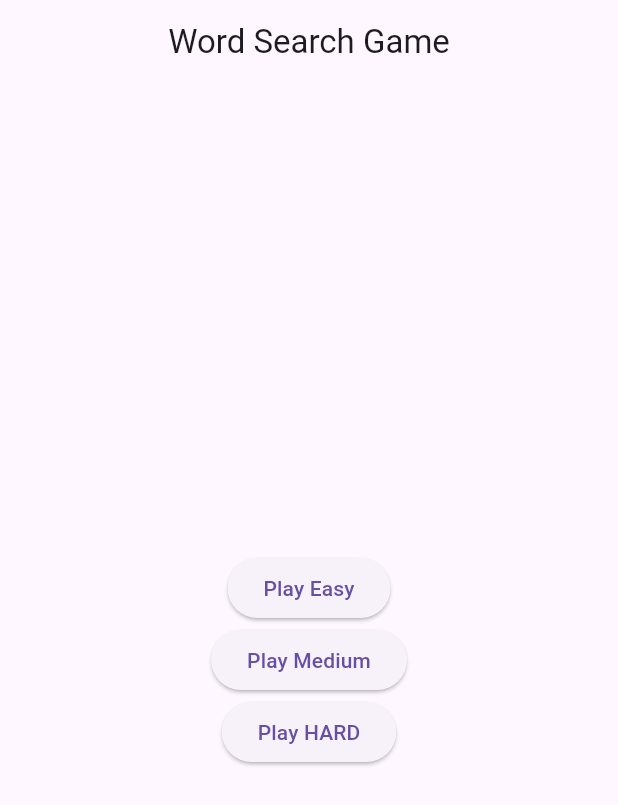
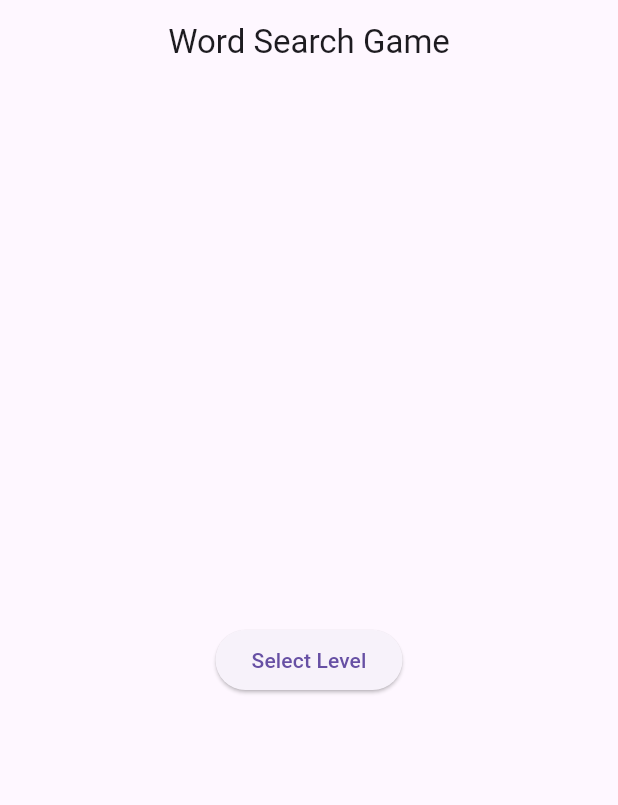
Before and after one commit to rupeshthakur-coder/word_search_game, a Flutter app: the screen it shows after launch, on a phone screen of 412 x 824 dp. Shown: the top 805 px of the screen. Run offline on Flutter 3.47's test engine with Material 3 defaults, Android fonts, the phone set to English and light mode, and no system bars; our stand-ins replace bloc, equatable, flutter_bloc.

```diff
--- /dev/null
+++ b/lib/grid_view/cubit/grid_view_cubit.dart
@@ -0,0 +1,28 @@
+import 'package:equatable/equatable.dart';
+
+class WordSearchState extends Equatable {
+  final List<int> selectedIndices;
+  final Set<int> correctIndices;
+  final Set<List<int>> correctWords;
+
+  WordSearchState({
+    this.selectedIndices = const [],
+    this.correctIndices = const {},
+    this.correctWords = const {},
+  });
+
+  WordSearchState copyWith({
+    List<int>? selectedIndices,
+    Set<int>? correctIndices,
+    Set<List<int>>? correctWords,
+  }) {
+    return WordSearchState(
+      selectedIndices: selectedIndices ?? this.selectedIndices,
+      correctIndices: correctIndices ?? this.correctIndices,
+      correctWords: correctWords ?? this.correctWords,
+    );
+  }
+
+  @override
+  List<Object?> get props => [selectedIndices, correctIndices, correctWords];
+}
--- a/lib/levels/levels.dart
+++ b/lib/levels/levels.dart
@@ -1,13 +1,14 @@
 import 'package:flutter/material.dart';
-import 'package:myapp/grid_view.dart';
+import 'package:myapp/grid_view/grid_view.dart';
 import 'package:myapp/logics/word_pacement.dart';
 
 enum Difficulty { Easy, Medium, Hard }
 
 class WordSearchGame extends StatefulWidget {
   final Difficulty difficulty;
+  final int level;
 
-  WordSearchGame({required this.difficulty});
+  WordSearchGame({required this.difficulty, required this.level});
 
   @override
   _WordSearchGameState createState() => _WordSearchGameState();
@@ -19,21 +20,43 @@ class _WordSearchGameState extends State<WordSearchGame> {
   late List<String> words;
   List<String> foundWords = [];
 
+  final List<List<String>> easyWords = [
+    ['CAT', 'DOG', 'BIRD'], // Level 1
+    ['SUN', 'MOON', 'STAR'], // Level 2
+    ['FISH', 'HEN', 'ANT'], // Level 3
+    // Add 17 more lists of words for each level
+  ];
+
+  final List<List<String>> mediumWords = [
+    ['ELEPHANT', 'GIRAFFE', 'KANGAROO'], // Level 1
+    ['MONKEY', 'TIGER', 'LEOPARD'], // Level 2
+    ['PENGUIN', 'OSTRICH', 'DOLPHIN'], // Level 3
+    // Add 17 more lists of words for each level
+  ];
+
+  final List<List<String>> hardWords = [
+    ['HIPPOPOTAMUS', 'CHIMPANZEE', 'CROCODILE'], // Level 1
+    ['RHINOCEROS', 'ALLIGATOR', 'SQUIRREL'], // Level 2
+    ['ARMADILLO', 'WOODPECKER', 'PORCUPINE'], // Level 3
+    // Add 17 more lists of words for each level
+  ];
+
   @override
   void initState() {
     super.initState();
+
     switch (widget.difficulty) {
       case Difficulty.Easy:
         gridSize = 8;
-        words = ['CAT', 'DOG', 'BIRD'];
+        words = easyWords[widget.level];
         break;
       case Difficulty.Medium:
         gridSize = 12;
-        words = ['ELEPHANT', 'GIRAFFE', 'KANGAROO'];
+        words = mediumWords[widget.level];
         break;
       case Difficulty.Hard:
         gridSize = 16;
-        words = ['HIPPOPOTAMUS', 'CHIMPANZEE', 'CROCODILE'];
+        words = hardWords[widget.level];
         break;
     }
     wordSearchLogic = WordSearchLogic(gridSize: gridSize, words: words);
@@ -54,10 +77,9 @@ class _WordSearchGameState extends State<WordSearchGame> {
   @override
   Widget build(BuildContext context) {
     return Scaffold(
-      appBar: AppBar(title: Text('Word Search')),
+      appBar: AppBar(title: Text('Word Search - Level ${widget.level + 1}')),
       body: Column(
         children: [
-          // Display words to find
           Padding(
             padding: const EdgeInsets.all(8.0),
             child: Text(
@@ -82,7 +104,6 @@ class _WordSearchGameState extends State<WordSearchGame> {
             }).toList(),
           ),
           SizedBox(height: 20),
-          // Display the word search grid
           Expanded(
             child: WordSearchGrid(
               gridSize: gridSize,
--- a/lib/main.dart
+++ b/lib/main.dart
@@ -1,6 +1,8 @@
 import 'package:flutter/material.dart';
-import 'package:myapp/levels/levels.dart';
+import 'package:flutter_bloc/flutter_bloc.dart';
+import 'package:myapp/grid_view/cubit/grid_view_state.dart';
 
+import 'package:myapp/levels/levels_selection_page.dart';
 void main() {
   runApp(WordSearchApp());
 }
@@ -17,7 +19,10 @@ class WordSearchApp extends StatelessWidget {
           bodyMedium: TextStyle(fontFamily: 'DM Serif Display'),
         ),
       ),
-      home: HomeScreen(),
+      home: BlocProvider(
+        create: (_) => WordSearchCubit(),
+        child: HomeScreen(),
+      ),
     );
   }
 }
@@ -30,7 +35,9 @@ class HomeScreen extends StatelessWidget {
         title: Text('Word Search Game'),
         centerTitle: true,
       ),
-      body: Center(
+      body: BlocProvider(
+        create: (_) => WordSearchCubit(),
+        child: Center(
           child: Column(
             mainAxisAlignment: MainAxisAlignment.center,
             children: [
@@ -39,38 +46,14 @@ class HomeScreen extends StatelessWidget {
                   Navigator.push(
                     context,
                     MaterialPageRoute(
-                    builder: (context) =>
-                        WordSearchGame(difficulty: Difficulty.Easy),
+                      builder: (context) => LevelSelectionPage(),
                     ),
                   );
                 },
-              child: Text('Play Easy'),
-            ),
-            ElevatedButton(
-              onPressed: () {
-                Navigator.push(
-                  context,
-                  MaterialPageRoute(
-                    builder: (context) =>
-                        WordSearchGame(difficulty: Difficulty.Medium),
-                  ),
-                );
-              },
-              child: Text('Play Medium'),
-            ),
-            ElevatedButton(
-              onPressed: () {
-                Navigator.push(
-                  context,
-                  MaterialPageRoute(
-                    builder: (context) =>
-                        WordSearchGame(difficulty: Difficulty.Hard),
-                  ),
-                );
-              },
-              child: Text('Play HARD'),
+                child: Text('Select Level'),
               ),
             ],
+          ),
         ),
       ),
     );
--- a/pubspec.yaml
+++ b/pubspec.yaml
@@ -39,6 +39,9 @@ dependencies:
   flutter_svg: ^2.0.10+1
   shared_preferences: ^2.3.2
   google_fonts: ^6.2.1
+  bloc: ^8.1.4
+  flutter_bloc: ^8.1.6
+  equatable: ^2.0.5
 
 
 
```
Also changed, not shown: lib/grid_view.dart (deleted, +0 -65 lines), lib/grid_view/cubit/grid_view_state.dart (added, +38 -0 lines), lib/grid_view/grid_view.dart (added, +115 -0 lines), lib/levels/level_list_paage.dart (added, +45 -0 lines), lib/levels/levels_selection_page.dart (added, +74 -0 lines), lib/user_interaction.dart (deleted, +0 -78 lines), pubspec.lock. Lines whose indentation alone changed are shown as unchanged.
